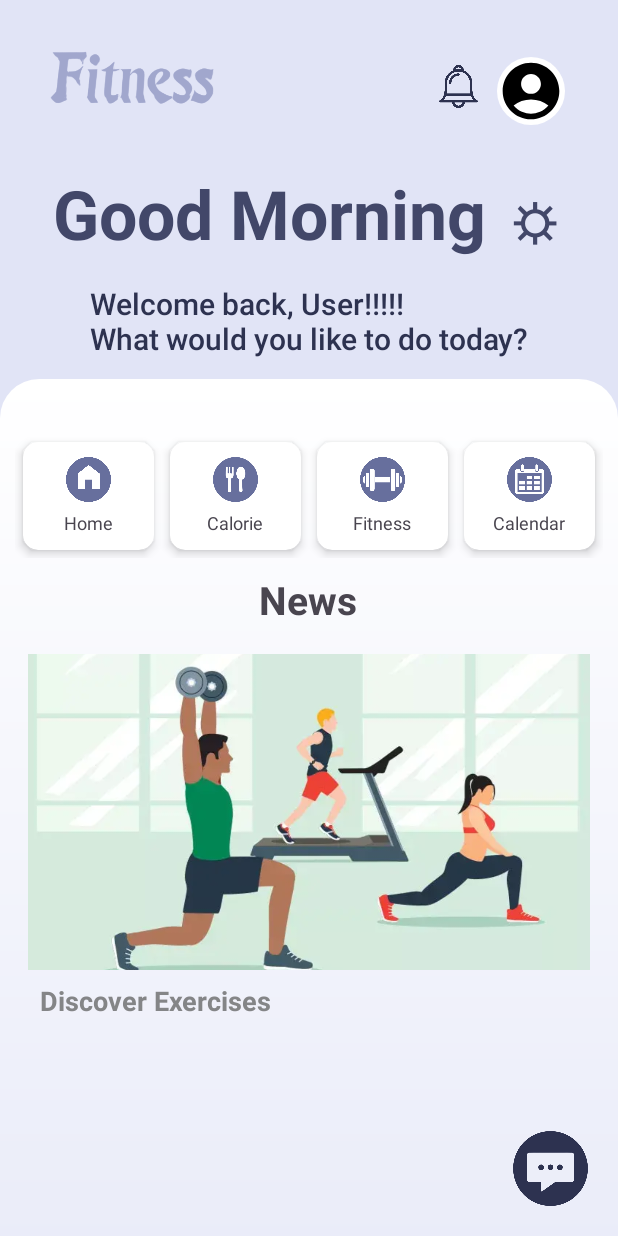
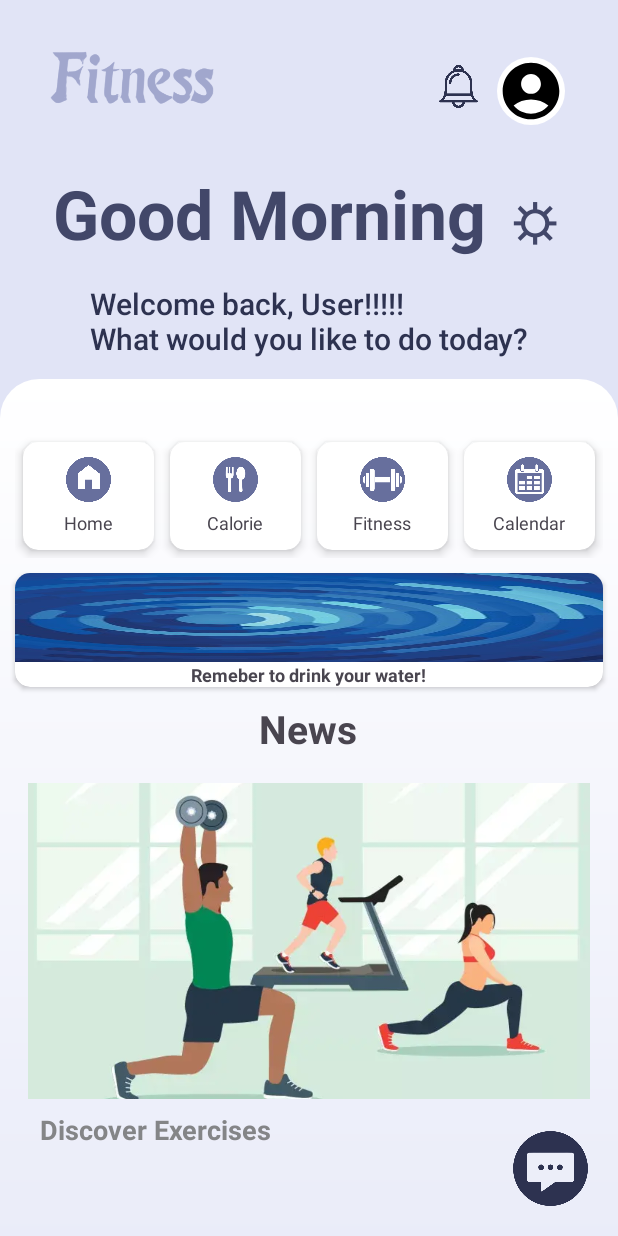
Before and after one commit to Liojn/MAD24_P01_Team1, an Android app: the screen it shows after launch once a user with an empty profile is signed in (MainActivity), on a phone screen of 412 x 824 dp. Run offline under Robolectric (Android 15) with nearby library versions, the phone set to English and light mode, and no system bars; our stand-ins replace Firebase (no records; nobody signed in at launch, a user with empty details on screens opened directly), sdp/ssp sizes; pictures from the network do not load.

Commit message:
Style: New homepage

```diff
--- a/app/src/main/java/sg/edu/np/mad/fitnessultimate/MainActivity.java
+++ b/app/src/main/java/sg/edu/np/mad/fitnessultimate/MainActivity.java
@@ -32,10 +32,12 @@ import sg.edu.np.mad.fitnessultimate.HomePage.BannerAdapter;
 import sg.edu.np.mad.fitnessultimate.HomePage.BannerItem;
 import sg.edu.np.mad.fitnessultimate.calendarPage.CalendarActivity;
 import sg.edu.np.mad.fitnessultimate.chatbot.activity.ChatbotActivity;
-import sg.edu.np.mad.fitnessultimate.foodtracker.*;
+import sg.edu.np.mad.fitnessultimate.foodtracker.FoodTracker;
 import sg.edu.np.mad.fitnessultimate.loginSignup.LoginOrSignUpOption;
 import sg.edu.np.mad.fitnessultimate.loginSignup.ProfilePageActivity;
 import sg.edu.np.mad.fitnessultimate.training.TrainingMenuActivity;
+import sg.edu.np.mad.fitnessultimate.waterTracker.water.WaterTrackingActivity;
+
 import androidx.recyclerview.widget.PagerSnapHelper;
 
 public class MainActivity extends AppCompatActivity {
@@ -44,33 +46,43 @@ public class MainActivity extends AppCompatActivity {
     private FirebaseUser user;
     private String userId;
     private ImageButton profileBtn;
-    ImageView changeProfilePic;
+    private ImageView changeProfilePic;
     private TextView welcomeTextView;
-
     private RecyclerView bannerRecyclerView;
     private BannerAdapter bannerAdapter;
 
     @Override
     protected void onCreate(Bundle savedInstanceState) {
         super.onCreate(savedInstanceState);
+
+        // Enable edge-to-edge UI mode for a more immersive experience
         EdgeToEdge.enable(this);
+
+        // Set the content view to the activity's main layout
         setContentView(R.layout.activity_main);
+
+        // Adjust window insets for proper padding
         ViewCompat.setOnApplyWindowInsetsListener(findViewById(R.id.main), (v, insets) -> {
             Insets systemBars = insets.getInsets(WindowInsetsCompat.Type.systemBars());
             v.setPadding(systemBars.left, systemBars.top, systemBars.right, systemBars.bottom);
             return insets;
         });
 
-        bannerRecyclerView = findViewById(R.id.bannerRecyclerView);
+        // Initialize Firebase authentication and Firestore instances
+        fAuth = FirebaseAuth.getInstance();
+        fStore = FirebaseFirestore.getInstance();
 
-        FirebaseAuth fAuth = FirebaseAuth.getInstance();
-        fStore = FirebaseFirestore.getInstance();
+        // Get the currently logged in user
         user = fAuth.getCurrentUser();
         userId = user != null ? user.getUid() : null;
 
+        // Initialize views
         welcomeTextView = findViewById(R.id.welcomeTextView);
         profileBtn = findViewById(R.id.profileButton);
+        bannerRecyclerView = findViewById(R.id.bannerRecyclerView);
+        changeProfilePic = findViewById(R.id.profileButton);
 
+        // Check if the user is not logged in and redirect to login/signup page if needed
         if (user == null) {
             Intent intent = new Intent(MainActivity.this, LoginOrSignUpOption.class);
             startActivity(intent);
@@ -78,10 +90,10 @@ public class MainActivity extends AppCompatActivity {
             return;
         }
 
+        // Retrieve and set the user's username in the welcome message
         retrieveAndSetUsername();
 
-        changeProfilePic = findViewById(R.id.profileButton);
-
+        // Load the profile image from shared preferences or Firebase
         SharedPreferences prefs = getSharedPreferences("profile", MODE_PRIVATE);
         String profileImageUri = prefs.getString("profileImageUri", null);
         if (profileImageUri != null) {
@@ -90,17 +102,20 @@ public class MainActivity extends AppCompatActivity {
             retrieveProfileImage();
         }
 
+        // Update the profile image if a new one is provided through the intent
         if (getIntent().hasExtra("profileImageUri")) {
             String updatedProfileImageUri = getIntent().getStringExtra("profileImageUri");
             changeProfilePic.setImageURI(Uri.parse(updatedProfileImageUri));
         }
 
+        // Set click listener for profile icon to navigate to the profile page
         ImageView profileIcon = findViewById(R.id.profileButton);
         profileIcon.setOnClickListener(v -> {
             Intent intent = new Intent(MainActivity.this, ProfilePageActivity.class);
             startActivity(intent);
         });
 
+        // Set click listeners for navigation buttons to navigate to respective activities
         findViewById(R.id.nav_fitness).setOnClickListener(v -> {
             Intent intent = new Intent(MainActivity.this, TrainingMenuActivity.class);
             startActivity(intent);
@@ -127,34 +142,36 @@ public class MainActivity extends AppCompatActivity {
             finish();
         });
 
+        findViewById(R.id.nav_full_width).setOnClickListener(v ->{
+            Intent intent = new Intent(MainActivity.this, WaterTrackingActivity.class);
+            startActivity(intent);
+        });
+
+        // Initialize banner items for the banner RecyclerView
         List<BannerItem> itemList = Arrays.asList(
                 new BannerItem(R.drawable.discover_excersies, "Discover Exercises", null, TrainingMenuActivity.class),
                 new BannerItem(R.drawable.why_excersie, "Benefits of Exercise", null, null),
                 new BannerItem(R.drawable.water_facts, "Water Facts", null, null)
         );
 
+        // Set up the banner RecyclerView with the banner adapter and layout manager
         bannerAdapter = new BannerAdapter(this, itemList);
-
         LinearLayoutManager layoutManager = new LinearLayoutManager(this, LinearLayoutManager.HORIZONTAL, false);
         bannerRecyclerView.setLayoutManager(layoutManager);
         bannerRecyclerView.setAdapter(bannerAdapter);
 
+        // Attach a PagerSnapHelper to the RecyclerView for snap scrolling
         PagerSnapHelper snapHelper = new PagerSnapHelper();
         snapHelper.attachToRecyclerView(bannerRecyclerView);
     }
 
-
+    // Method to retrieve the user's profile image from Firestore
     private void retrieveProfileImage() {
         if (user != null) {
-
-            // Retrieve the user document from Firestore
             DocumentReference userRef = fStore.collection("users").document(user.getUid());
             userRef.get().addOnSuccessListener(documentSnapshot -> {
                 if (documentSnapshot.exists()) {
-                    // Extract the image URL from the user document
                     String imageUrl = documentSnapshot.getString("profileImageUrl");
-
-                    // Load the image into ImageView using Glide
                     Glide.with(this)
                             .load(imageUrl)
                             .placeholder(R.drawable.baseline_account_circle_24) // Placeholder image while loading
@@ -162,30 +179,26 @@ public class MainActivity extends AppCompatActivity {
                             .transform(new CircleCrop())
                             .into(profileBtn);
                 } else {
-                    // Handle case where user document does not exist
                     Toast.makeText(MainActivity.this, "User document does not exist.", Toast.LENGTH_SHORT).show();
                 }
             }).addOnFailureListener(e -> {
-                // Handle any errors that occur while fetching user document
                 Toast.makeText(MainActivity.this, "Failed to retrieve profile image: " + e.getMessage(), Toast.LENGTH_SHORT).show();
             });
         }
     }
 
+    // Method to retrieve and set the user's username in the welcome message
     private void retrieveAndSetUsername() {
         if (user != null) {
             DocumentReference userRef = fStore.collection("users").document(user.getUid());
             userRef.get().addOnSuccessListener(documentSnapshot -> {
                 if (documentSnapshot.exists()) {
-                    // Extract the username from the user document
                     String username = documentSnapshot.getString("uName");
                     if (username != null) {
-                        // Update the welcome text with the retrieved username
                         String welcomeText = "Welcome back, " + username + "!\nWhat would you like to do today?";
                         welcomeTextView.setText(welcomeText);
                     }
                 } else {
-                    // Handle case where user document does not exist
                     Toast.makeText(MainActivity.this, "User document does not exist.", Toast.LENGTH_SHORT).show();
                 }
             }).addOnFailureListener(e -> {
--- a/app/src/main/java/sg/edu/np/mad/fitnessultimate/waterTracker/water/WaterTrackingActivity.java
+++ b/app/src/main/java/sg/edu/np/mad/fitnessultimate/waterTracker/water/WaterTrackingActivity.java
@@ -125,8 +125,7 @@ public class WaterTrackingActivity extends AppCompatActivity {
 
         // Navigate back to ProfilePage
         findViewById(R.id.backBtn).setOnClickListener(v -> {
-            Intent intent = new Intent(WaterTrackingActivity.this, ReminderActivity.class);
-            startActivity(intent);
+            onBackPressed();
         });
 
         // Initialize the calendar to the current date
--- a/app/src/main/java/sg/edu/np/mad/fitnessultimate/widgets/CalendarWidget.java
+++ b/app/src/main/java/sg/edu/np/mad/fitnessultimate/widgets/CalendarWidget.java
@@ -16,6 +16,7 @@ import java.util.ArrayList;
 import java.util.Objects;
 
 import sg.edu.np.mad.fitnessultimate.R;
+import sg.edu.np.mad.fitnessultimate.calendarPage.CalendarActivity;
 import sg.edu.np.mad.fitnessultimate.calendarPage.DayModel;
 import sg.edu.np.mad.fitnessultimate.training.helpers.GlobalExerciseData;
 import sg.edu.np.mad.fitnessultimate.training.helpers.JsonUtils;
@@ -82,6 +83,11 @@ public class CalendarWidget extends AppWidgetProvider {
         PendingIntent pendingIntent = PendingIntent.getBroadcast(context, 0, buttonIntent, PendingIntent.FLAG_UPDATE_CURRENT | PendingIntent.FLAG_IMMUTABLE);
         views.setOnClickPendingIntent(R.id.nextMonthButton, pendingIntent);
 
+        // Create an Intent to trigger the update
+        Intent updateIntent = new Intent(context, CalendarActivity.class);
+        PendingIntent pendIntent = PendingIntent.getActivity(context, 0, updateIntent, PendingIntent.FLAG_IMMUTABLE);
+        views.setOnClickPendingIntent(R.id.calendar, pendIntent);
+
         // Instruct the widget manager to update the widget
         appWidgetManager.updateAppWidget(appWidgetId, views);
     }
--- a/app/src/main/res/layout/activity_main.xml
+++ b/app/src/main/res/layout/activity_main.xml
@@ -7,6 +7,7 @@
     android:layout_height="match_parent"
     android:background="@color/app_bg" >
 
+
     <View
         android:id="@+id/banner"
         android:layout_width="match_parent"
@@ -14,7 +15,7 @@
         android:background="@drawable/banner_bg"
         app:layout_constraintEnd_toEndOf="parent"
         app:layout_constraintStart_toStartOf="parent"
-        android:layout_marginTop = "@dimen/_10sdp"
+        android:layout_marginTop="@dimen/_10sdp"
         app:layout_constraintTop_toBottomOf="@+id/welcomeTextView"/>
 
     <TextView
@@ -28,7 +29,7 @@
         app:layout_constraintEnd_toEndOf="parent"
         app:layout_constraintHorizontal_bias="0.498"
         app:layout_constraintStart_toStartOf="parent"
-        app:layout_constraintTop_toBottomOf="@+id/cardRow" />
+        app:layout_constraintTop_toBottomOf="@+id/nav_full_width" />
 
     <androidx.recyclerview.widget.RecyclerView
         android:id="@+id/bannerRecyclerView"
@@ -121,7 +122,7 @@
         app:layout_constraintTop_toBottomOf="@id/welcomeTextView"
         tools:layout_editor_absoluteX="10dp">
 
-        <!-- Pay Card -->
+
         <androidx.cardview.widget.CardView
             android:id="@+id/nav_home"
             android:layout_width="0dp"
@@ -153,7 +154,7 @@
             </LinearLayout>
         </androidx.cardview.widget.CardView>
 
-        <!-- Request Card -->
+
         <androidx.cardview.widget.CardView
             android:id="@+id/nav_food"
             android:layout_width="0dp"
@@ -185,7 +186,7 @@
             </LinearLayout>
         </androidx.cardview.widget.CardView>
 
-        <!-- Add Money Card -->
+
         <androidx.cardview.widget.CardView
             android:id="@+id/nav_fitness"
             android:layout_width="0dp"
@@ -217,7 +218,7 @@
             </LinearLayout>
         </androidx.cardview.widget.CardView>
 
-        <!-- Passbook Card -->
+
         <androidx.cardview.widget.CardView
             android:id="@+id/nav_calendar"
             android:layout_width="0dp"
@@ -250,6 +251,41 @@
         </androidx.cardview.widget.CardView>
     </LinearLayout>
 
+    <!-- New CardView added below the existing cardRow -->
+    <androidx.cardview.widget.CardView
+        android:id="@+id/nav_full_width"
+        android:layout_width="0dp"
+        android:layout_height="wrap_content"
+        android:layout_margin="10dp"
+        app:cardCornerRadius="10dp"
+        app:layout_constraintStart_toStartOf="parent"
+        app:layout_constraintEnd_toEndOf="parent"
+        app:layout_constraintTop_toBottomOf="@id/cardRow">
+
+        <LinearLayout
+            android:layout_width="match_parent"
+            android:layout_height="wrap_content"
+            android:gravity="center"
+            android:orientation="vertical"
+            android:padding="0dp">
+
+            <ImageView
+                android:layout_width="match_parent"
+                android:layout_height="59dp"
+                android:layout_gravity="center"
+                android:background="@drawable/water_flow"
+                android:scaleType="centerCrop"
+                app:tint="#676f9d" />
+            <TextView
+                android:layout_width="wrap_content"
+                android:layout_height="wrap_content"
+                android:layout_marginTop="0dp"
+                android:textStyle="bold"
+                android:text="Remeber to drink your water!"
+                android:textSize="12sp" />
+
+        </LinearLayout>
+    </androidx.cardview.widget.CardView>
 
     <ImageView
         android:id="@+id/chat_button"
```
Also changed, not shown: app/src/main/java/sg/edu/np/mad/fitnessultimate/foodtracker/FoodTracker.java (+70 -7 lines), app/src/main/java/sg/edu/np/mad/fitnessultimate/foodtracker/LogDetails.java (+61 -11 lines), app/src/main/java/sg/edu/np/mad/fitnessultimate/foodtracker/SearchResultsActivity.java (+34 -11 lines), app/src/main/res/drawable/water_flows.xml (added, +14 -0 lines), app/src/main/res/layout/food_tracker.xml (+4 -3 lines), app/src/main/res/drawable/water_banner.jpg (added), app/src/main/res/drawable/water_flow.jpeg (added), app/src/main/res/drawable/water_flowing.jpg (added).
